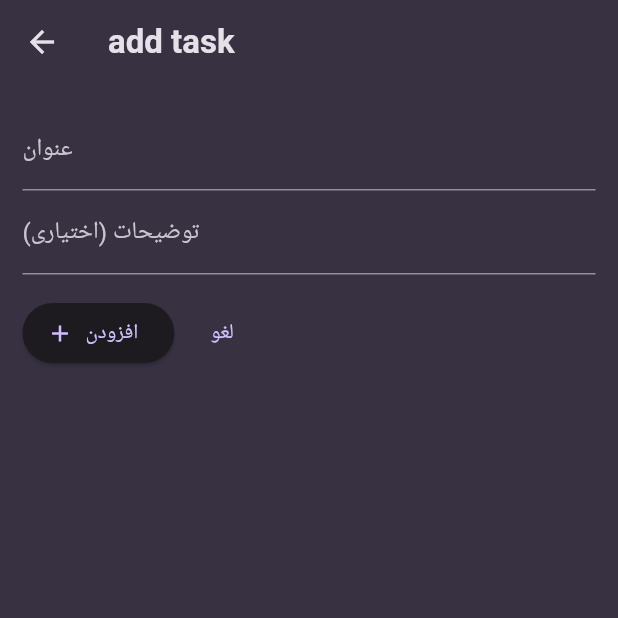
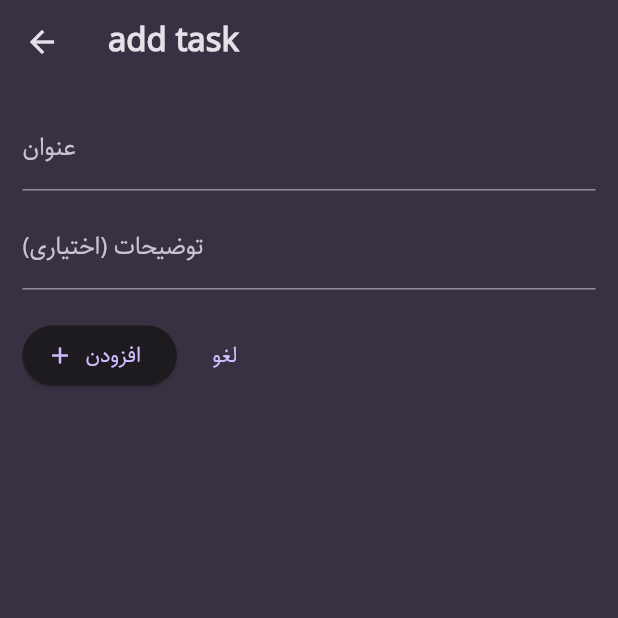
Before and after one commit to hadiseh39/todo, a Flutter app: the screen it shows after launch, after a tap on the "add" icon, on a phone screen of 412 x 824 dp, the top half of it. Run offline on Flutter 3.47's test engine with Material 3 defaults, Android fonts, the phone set to English and light mode, and no system bars; our stand-ins replace flutter_riverpod, sqflite; accounts and stored records are empty.

Commit message:
edited the ui

```diff
--- a/lib/main.dart
+++ b/lib/main.dart
@@ -13,15 +13,20 @@ final colorScheme = ColorScheme.fromSeed(
 final theme = ThemeData().copyWith(
   scaffoldBackgroundColor: colorScheme.surface,
   colorScheme: colorScheme,
-  textTheme: ThemeData().textTheme.copyWith(
+  textTheme: ThemeData(
+    fontFamily: 'Sahel',
+  ).textTheme.copyWith(
         titleSmall: const TextStyle(
           fontWeight: FontWeight.bold,
+          fontFamily: 'Sahel',
         ),
         titleMedium: const TextStyle(
           fontWeight: FontWeight.bold,
+          fontFamily: 'Sahel',
         ),
         titleLarge: const TextStyle(
           fontWeight: FontWeight.bold,
+          fontFamily: 'Sahel',
         ),
       ),
 );
--- a/lib/screens/add_task.dart
+++ b/lib/screens/add_task.dart
@@ -62,12 +62,13 @@ class _AddTaskState extends ConsumerState<AddTask> {
               controller: _taskTitleController,
               style: TextStyle(color: Theme.of(context).colorScheme.onSurface),
             ),
+            const SizedBox(height: 10),
             TextField(
               decoration: const InputDecoration(labelText: 'توضیحات (اختیاری)'),
               controller: _taskDescriptionController,
               style: TextStyle(color: Theme.of(context).colorScheme.onSurface),
             ),
-            const SizedBox(height: 15),
+            const SizedBox(height: 20),
             Row(
               children: [
                 widget.isEditing
--- a/lib/screens/tasks_screen.dart
+++ b/lib/screens/list_screen.dart
@@ -22,8 +22,6 @@ class _ListScreenState extends ConsumerState<ListScreen> {
   @override
   void initState() {
     super.initState();
-    print(" ${widget.provider} *************************");
-
     if (widget.provider == tasksProvider) {
       _listFuture = ref.read(tasksProvider.notifier).loadTasks();
     } else {
@@ -38,9 +36,6 @@ class _ListScreenState extends ConsumerState<ListScreen> {
       data = ref.watch(groceryProvider);
     }
     return Scaffold(
-      // appBar: AppBar(
-      //   title: const Text('items'),
-      // ),
       floatingActionButton: FloatingActionButton(
         onPressed: () {
           Navigator.of(context).push(MaterialPageRoute(builder: (context) {
@@ -56,7 +51,6 @@ class _ListScreenState extends ConsumerState<ListScreen> {
       body: FutureBuilder(
         future: _listFuture,
         builder: (context, snapshot) {
-          print("Snapshot state: ${snapshot.connectionState} +++++++++++++++");
           if (snapshot.connectionState == ConnectionState.waiting) {
             return const Center(child: CircularProgressIndicator());
           } else if (widget.provider == tasksProvider) {
--- a/lib/screens/tabs.dart
+++ b/lib/screens/tabs.dart
@@ -1,7 +1,7 @@
 import 'package:flutter/material.dart';
 import 'package:todo/providers/grocery_item_provider.dart';
 import 'package:todo/providers/task_provider.dart';
-import 'package:todo/screens/tasks_screen.dart';
+import 'package:todo/screens/list_screen.dart';
 
 class Tabs extends StatefulWidget {
   const Tabs({super.key});
@@ -43,6 +43,7 @@ class _TabsState extends State<Tabs> {
         body: activePage,
         bottomNavigationBar: BottomNavigationBar(
           onTap: _selectPage,
+          backgroundColor: Theme.of(context).colorScheme.surface,
           currentIndex: _selectedPageIndex,
           items: const [
             BottomNavigationBarItem(
--- a/lib/widgets/task_list.dart
+++ b/lib/widgets/task_list.dart
@@ -39,9 +39,15 @@ class _TaskListState extends ConsumerState<TaskList> {
   @override
   Widget build(BuildContext context) {
     return Padding(
-      padding: const EdgeInsets.all(15),
+      padding: const EdgeInsets.only(left: 10, right: 10, top: 15),
       child: widget.tasks.isEmpty
-          ? const Text('no task to do')
+          ? Center(
+              child: Text(
+              'no task to do',
+              style: Theme.of(context).textTheme.titleLarge!.copyWith(
+                    color: Theme.of(context).colorScheme.secondary,
+                  ),
+            ))
           : Column(
               children: [
                 Row(
@@ -58,10 +64,12 @@ class _TaskListState extends ConsumerState<TaskList> {
                     const SizedBox(width: 20),
                     CircularProgressIndicator(
                       value: completedTasksCount / widget.tasks.length,
-                      backgroundColor: Colors.grey,
+                      backgroundColor: const Color.fromARGB(49, 193, 193, 193),
                     ),
+                    const SizedBox(width: 10),
                   ],
                 ),
+                const SizedBox(height: 15),
                 Expanded(
                   child: ListView.builder(
                       itemCount: widget.tasks.length,
@@ -75,6 +83,7 @@ class _TaskListState extends ConsumerState<TaskList> {
 
                             _loadCompletedTasksCount();
 
+                            ScaffoldMessenger.of(context).clearSnackBars();
                             ScaffoldMessenger.of(context).showSnackBar(
                               SnackBar(
                                 content: Text(
@@ -106,13 +115,22 @@ class _TaskListState extends ConsumerState<TaskList> {
                             ),
                             subtitle: Text(
                               widget.tasks[index].description,
-                              style: Theme.of(context)
-                                  .textTheme
-                                  .labelMedium!
-                                  .copyWith(
-                                    color:
-                                        Theme.of(context).colorScheme.secondary,
-                                  ),
+                              style: widget.tasks[index].isCompleted
+                                  ? TextStyle(
+                                      color: Colors.black,
+                                      fontSize: Theme.of(context)
+                                          .textTheme
+                                          .labelMedium!
+                                          .fontSize,
+                                      decoration: TextDecoration.lineThrough)
+                                  : Theme.of(context)
+                                      .textTheme
+                                      .labelMedium!
+                                      .copyWith(
+                                        color: Theme.of(context)
+                                            .colorScheme
+                                            .secondary,
+                                      ),
                             ),
                             leading: widget.tasks[index].isCompleted
                                 ? IconButton(
```
Also changed, not shown: lib/providers/grocery_item_provider.dart (+0 -33 lines), lib/screens/add_grocery.dart (+29 -29 lines), lib/widgets/grocery_list.dart (+18 -3 lines), pubspec.yaml (+8 -4 lines), fonts/MTNIrancell-Light.ttf (added), fonts/Sahel.ttf (added), fonts/Vazir.ttf (added).
